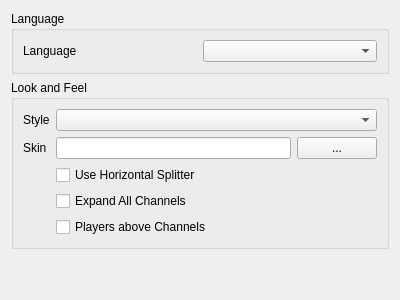
Old version of the form src/mumble/LookConfig.ui in the repository mumble-voip/mumble.
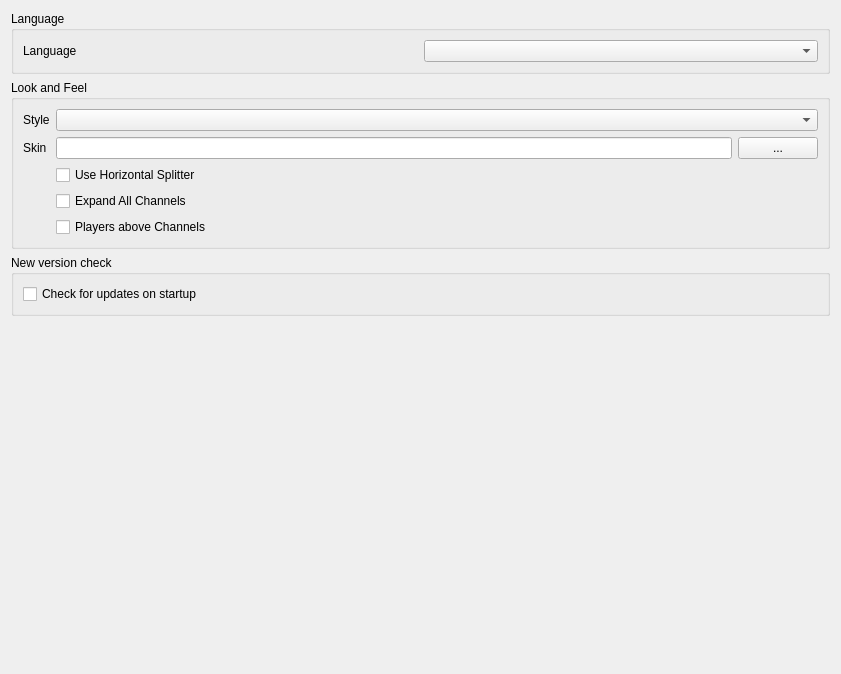
New version of the form.

Commit message: Automatically check version on startup.

```diff
--- a/src/mumble/LookConfig.ui
+++ b/src/mumble/LookConfig.ui
@@ -5,8 +5,8 @@
    <rect>
     <x>0</x>
     <y>0</y>
-    <width>400</width>
-    <height>300</height>
+    <width>841</width>
+    <height>674</height>
    </rect>
   </property>
   <property name="windowTitle" >
@@ -131,6 +131,22 @@
      </layout>
     </widget>
    </item>
+   <item>
+    <widget class="QGroupBox" name="groupBox_3" >
+     <property name="title" >
+      <string>New version check</string>
+     </property>
+     <layout class="QHBoxLayout" >
+      <item>
+       <widget class="QCheckBox" name="qcbAutoUpdate" >
+        <property name="text" >
+         <string>Check for updates on startup</string>
+        </property>
+       </widget>
+      </item>
+     </layout>
+    </widget>
+   </item>
    <item>
     <spacer>
      <property name="orientation" >
```
The commit also changes 7 other files.
